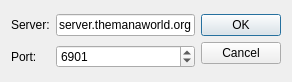
Old version of the form serversettingsdialog.ui in the repository mana/manamobile.
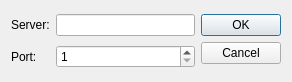
New version of the form.

Commit message:
Some improvements to server settings dialog
Don't apply new server settings when dialog was cancelled and properly
initialize the host and port values.

```diff
--- a/serversettingsdialog.ui
+++ b/serversettingsdialog.ui
@@ -25,11 +25,7 @@
     </widget>
    </item>
    <item row="0" column="1">
-    <widget class="QLineEdit" name="hostEdit">
-     <property name="text">
-      <string>server.themanaworld.org</string>
-     </property>
-    </widget>
+    <widget class="QLineEdit" name="hostEdit"/>
    </item>
    <item row="0" column="2" rowspan="2">
     <widget class="QDialogButtonBox" name="buttonBox">
@@ -59,9 +55,6 @@
      <property name="maximum">
       <number>65535</number>
      </property>
-     <property name="value">
-      <number>6901</number>
-     </property>
     </widget>
    </item>
   </layout>
```
The commit also changes 3 other files.
